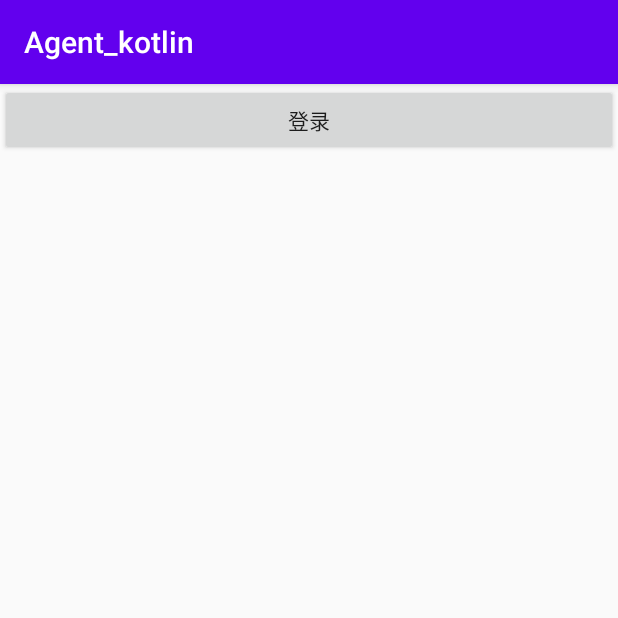
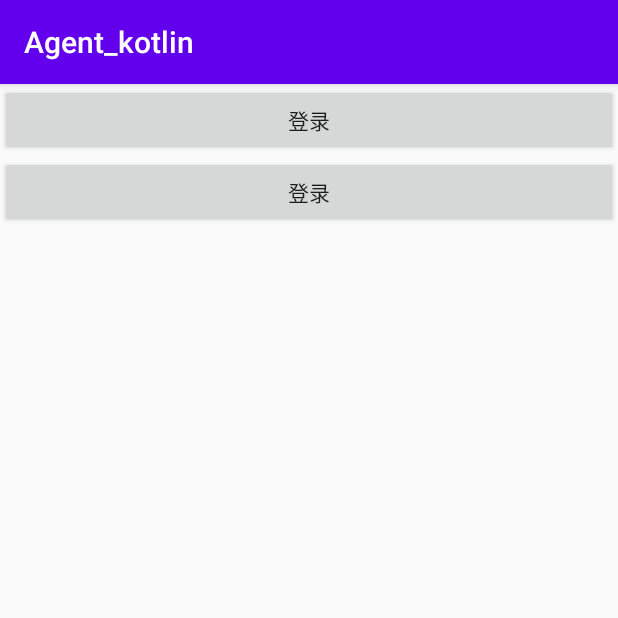
Before and after one commit to zhuangzeqin/Agent_kotlin, an Android app: the screen it shows after launch (LoginAct), on a phone screen of 412 x 824 dp, the top half of it. Run offline under Robolectric (Android 15) with nearby library versions, the phone set to English and light mode, and no system bars; our stand-ins replace RxJava; libraries missing offline, so code that uses them is left out: com.jeremy.fastsharedpreferences, pub.devrel.easypermissions, rxhttp.wrapper.annotation, rxhttp.wrapper.annotations, rxhttp.wrapper.callback and 2 more; pictures from the network do not load; 6 statements that could not run were skipped.

Commit message:
kotlin mvp 基础框架重构盛代宝项目代码-当不适用mvp 的时候可以继承BaseMvpActivity

```diff
--- a/app/src/main/AndroidManifest.xml
+++ b/app/src/main/AndroidManifest.xml
@@ -14,13 +14,14 @@
         android:supportsRtl="true"
         android:theme="@style/AppTheme">
 
-        <activity android:name=".LoginAct">
+        <activity android:name="com.eeepay.zzq.mvp.ui.SplashActivity">
             <intent-filter>
                 <action android:name="android.intent.action.MAIN" />
 
                 <category android:name="android.intent.category.LAUNCHER" />
             </intent-filter>
         </activity>
+        <activity android:name=".LoginAct"/>
         <activity android:name=".MainActivity"/>
     </application>
 
--- a/app/src/main/java/com/eeepay/zzq/Api.kt
+++ b/app/src/main/java/com/eeepay/zzq/Api.kt
@@ -10,5 +10,6 @@ package com.eeepay.zzq
 class Api {
     companion object{
         const val API_LOGIN_URL = "login"//登录
+        const val API_GETPUBLICDATA_URL = "publicData/getPublicData"//公共数据接口
     }
 }
--- a/app/src/main/java/com/eeepay/zzq/agent_kotlin/LoginAct.kt
+++ b/app/src/main/java/com/eeepay/zzq/agent_kotlin/LoginAct.kt
@@ -1,9 +1,13 @@
 package com.eeepay.zzq.agent_kotlin
 
 import com.eeepay.zzq.base.BaseMvpActivity
+import com.eeepay.zzq.bean.PubDataktInfo
 import com.eeepay.zzq.mvp.presenter.base.CreatePresenter
+import com.eeepay.zzq.mvp.presenter.base.PresenterVariable
 import com.eeepay.zzq.mvp.presenter.login.ILoginView
 import com.eeepay.zzq.mvp.presenter.login.LoginPresenter
+import com.eeepay.zzq.mvp.presenter.pubdata.IPublicDataView
+import com.eeepay.zzq.mvp.presenter.pubdata.PubDataPresenter
 import kotlinx.android.synthetic.main.activity_login.*
 
 /**
@@ -14,12 +18,17 @@ import kotlinx.android.synthetic.main.activity_login.*
  * 备注:
  */
 
-@CreatePresenter(presenter = [LoginPresenter::class])
-class LoginAct : BaseMvpActivity<LoginPresenter>(), ILoginView {
+@CreatePresenter(presenter = [LoginPresenter::class, PubDataPresenter::class])
+class LoginAct : BaseMvpActivity<LoginPresenter>(), ILoginView, IPublicDataView {
+    @PresenterVariable
+    var mPubDataPresenter: PubDataPresenter? = null
 
     override fun eventOnClick() {
         btn_login.setOnClickListener { view ->
             getPresenter().login(this, "18681490423", "123456")
+        }
+        btn_getPub.setOnClickListener { view ->
+            mPubDataPresenter?.getPubDataInfo(this)
         }
     }
 
@@ -37,7 +46,11 @@ class LoginAct : BaseMvpActivity<LoginPresenter>(), ILoginView {
 
     override fun onLoginSuccess(msg: String) {
         showError(msg)
-        goActivity(this, MainActivity::class.java)
+//        goActivity(this, MainActivity::class.java)
+    }
+
+    override fun showPubDataInfo(pubDataInfo: PubDataktInfo.Data) {
+        showError(pubDataInfo.toString())
     }
 
 }
--- a/app/src/main/java/com/eeepay/zzq/mvp/model/IModelContract.kt
+++ b/app/src/main/java/com/eeepay/zzq/mvp/model/IModelContract.kt
@@ -16,4 +16,9 @@ interface IModelContract:IBaseContract {
         //登录接口
         fun reqLogin(@NonNull userName: String, @NonNull password: String, @NonNull resultCallBack: IBaseContract.IResultCallBack<T>?)
     }
+
+    //公共数据接口 model 接口
+    interface IPublicDataModel<T> {
+        fun reqPublicData(@NonNull resultCallBack: IBaseContract.IResultCallBack<T>?)
+    }
 }
--- a/app/src/main/java/com/eeepay/zzq/mvp/presenter/IPresenterContract.kt
+++ b/app/src/main/java/com/eeepay/zzq/mvp/presenter/IPresenterContract.kt
@@ -10,11 +10,19 @@ import rxhttp.wrapper.annotations.NonNull
  * 邮箱：zzq@eeepay.cn
  * 备注:
  */
- interface IPresenterContract {
+interface IPresenterContract {
     /**
      * ------注释说明--登录------
      */
     interface ILoginPresenter {
-        fun login(@NonNull owner: LifecycleOwner,@NonNull username: String, @NonNull password: String)
+        fun login(
+            @NonNull owner: LifecycleOwner,
+            @NonNull username: String,
+            @NonNull password: String
+        )
+    }
+    /* ------注释说明---获取到公共数据----- */
+    interface IPubDataPresenter {
+        fun getPubDataInfo(@NonNull owner: LifecycleOwner)
     }
 }
--- /dev/null
+++ b/app/src/main/java/com/eeepay/zzq/mvp/presenter/pubdata/IPublicDataView.kt
@@ -0,0 +1,15 @@
+package com.eeepay.zzq.mvp.presenter.pubdata
+
+import com.eeepay.zzq.bean.PubDataktInfo
+import com.eeepay.zzq.mvp.presenter.base.interfaces.IBaseView
+
+/**
+ * 描述：公共数据的View
+ * 作者：zhuangzeqin
+ * 时间: 2020/8/6-17:30
+ * 邮箱：zzq@eeepay.cn
+ * 备注:
+ */
+interface IPublicDataView : IBaseView {
+    fun showPubDataInfo(pubDataInfo: PubDataktInfo.Data)
+}
--- /dev/null
+++ b/app/src/main/java/com/eeepay/zzq/mvp/presenter/pubdata/PubDataPresenter.kt
@@ -0,0 +1,40 @@
+package com.eeepay.zzq.mvp.presenter.pubdata
+
+import androidx.lifecycle.LifecycleOwner
+import com.eeepay.zzq.bean.PubDataktInfo
+import com.eeepay.zzq.mvp.model.base.IBaseContract
+import com.eeepay.zzq.mvp.model.pubdata.PubDataModel
+import com.eeepay.zzq.mvp.presenter.IPresenterContract
+import com.eeepay.zzq.mvp.presenter.base.BasePresenter
+import rxhttp.wrapper.annotations.NonNull
+
+/**
+ * 描述：获取公共数据
+ * 作者：zhuangzeqin
+ * 时间: 2020/8/6-17:33
+ * 邮箱：zzq@eeepay.cn
+ * 备注:
+ */
+class PubDataPresenter:BasePresenter<IPublicDataView>(), IPresenterContract.IPubDataPresenter {
+    private lateinit var pubDataModel: PubDataModel//model
+    override fun getPubDataInfo(@NonNull owner: LifecycleOwner) {
+        //View是否绑定 如果没有绑定，就不执行网络请求
+        if (!isAttachView) return
+        pubDataModel = PubDataModel(owner)
+        pubDataModel.reqPublicData(object :IBaseContract.IResultCallBack<PubDataktInfo.Data>{
+            /**
+             * 成功将结果回调出去
+             */
+            override fun onSucess(response: PubDataktInfo.Data) {
+                mView.showPubDataInfo(response)
+            }
+
+            /**
+             * 失败时将结错误信息回调出去
+             */
+            override fun onFailure(code: String?, message: String?) {
+                mView.showError(message)
+            }
+        })
+    }
+}
--- /dev/null
+++ b/app/src/main/java/com/eeepay/zzq/mvp/ui/SplashActivity.kt
@@ -0,0 +1,45 @@
+package com.eeepay.zzq.mvp.ui
+
+import com.eeepay.zzq.agent_kotlin.LoginAct
+import com.eeepay.zzq.agent_kotlin.R
+import com.eeepay.zzq.base.BaseMvpActivity
+import com.eeepay.zzq.mvp.presenter.base.BasePresenter
+import com.eeepay.zzq.mvp.presenter.base.interfaces.IBaseView
+import kotlinx.android.synthetic.main.activity_splash.*
+
+/**
+ * 描述：当不适用mvp 的时候可以继承BaseMvpActivity
+ * 作者：zhuangzeqin
+ * 时间: 2020/8/6-17:53
+ * 邮箱：zzq@eeepay.cn
+ * 备注:
+ */
+class SplashActivity:BaseMvpActivity<BasePresenter<IBaseView>>() {
+    /**
+     * 布局id
+     */
+    override fun getContentView(): Int = R.layout.activity_splash
+
+    /**
+     * 初始化操作
+     */
+    override fun initView() {
+        splash_iv.postDelayed( {
+            goActivity(this,LoginAct::class.java)
+        },2000)
+    }
+
+    /**
+     * 初始化点击事件操作
+     */
+    override fun eventOnClick() {
+    }
+
+    /**
+     * 初始化数据
+     */
+    override fun initData() {
+    }
+
+
+}
--- a/app/src/main/res/layout/activity_login.xml
+++ b/app/src/main/res/layout/activity_login.xml
@@ -22,6 +22,13 @@
             android:layout_width="match_parent"
             android:layout_height="wrap_content"/>
 
+        <Button
+            android:id="@+id/btn_getPub"
+            android:gravity="center"
+            android:text="登录"
+            android:layout_width="match_parent"
+            android:layout_height="wrap_content"/>
+
 
     </LinearLayout>
 
```
Also changed, not shown: app/src/main/java/com/eeepay/zzq/bean/PubDataktInfo.kt (added, +32 -0 lines), app/src/main/java/com/eeepay/zzq/mvp/model/pubdata/PubDataModel.kt (added, +36 -0 lines), app/src/main/res/layout/activity_splash.xml (added, +16 -0 lines), app/src/main/res/mipmap-xhdpi/icon_login.png (added).
